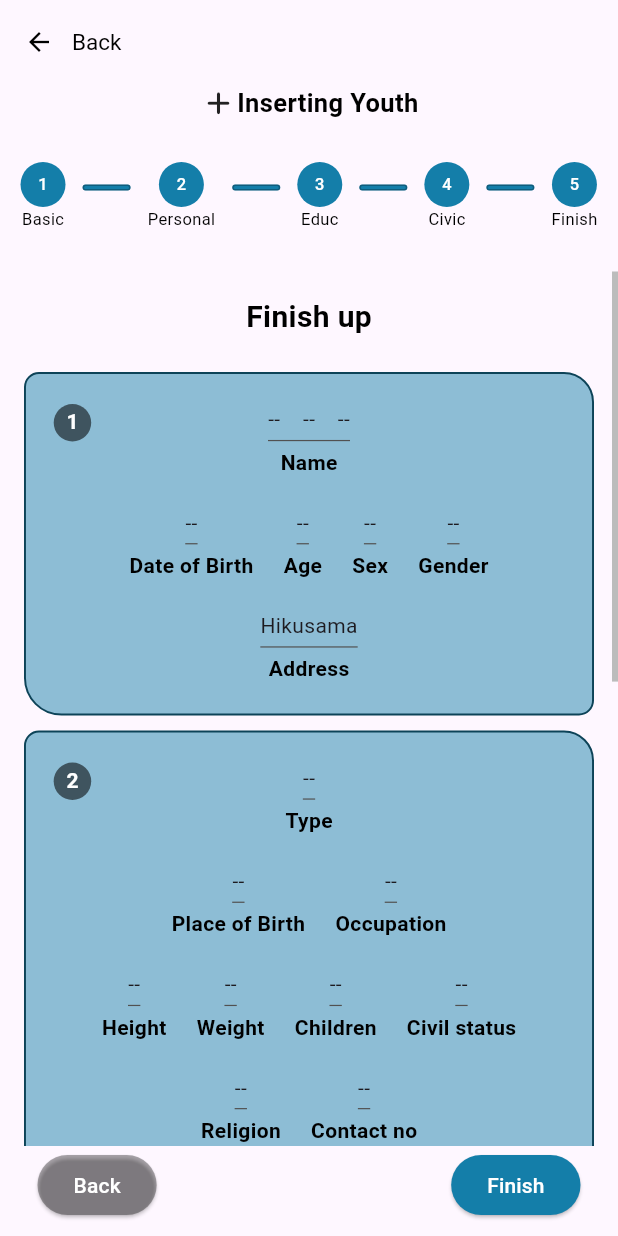
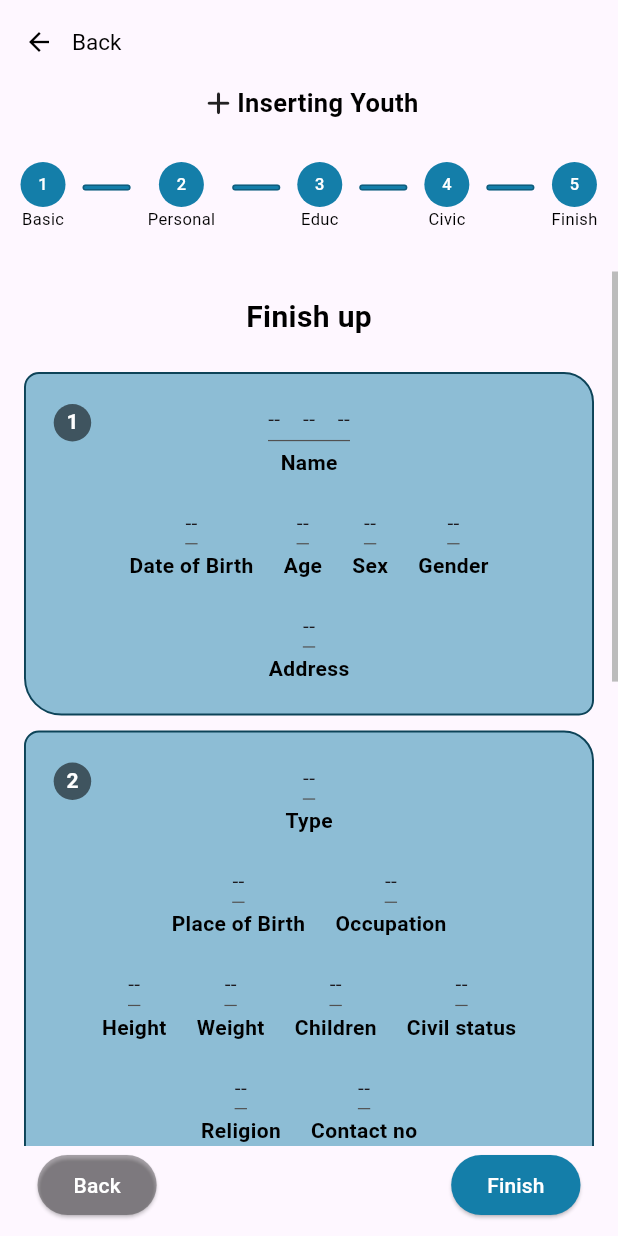
Before and after one commit to hikusama/sksalaan_mobile, a Flutter app: the screen it shows after launch, on a phone screen of 412 x 824 dp. Run offline on Flutter 3.47's test engine with Material 3 defaults, Android fonts, the phone set to English and light mode, and no system bars; our stand-ins replace drift; accounts and stored records are empty; generated files the repository leaves out were written again.

Commit message:
address of youth validation

```diff
--- a/lib/data/view/add.dart
+++ b/lib/data/view/add.dart
@@ -1957,7 +1957,7 @@ class _AddState extends State<Add> {
                         ),
                       ),
                       padding: EdgeInsets.only(bottom: 4),
-                      child: Text("Hikusama"),
+                      child: Text(addrVal == null ? '--' : addrVal.toString()),
                     ),
                     SizedBox(height: 4),
                     Text(
```
